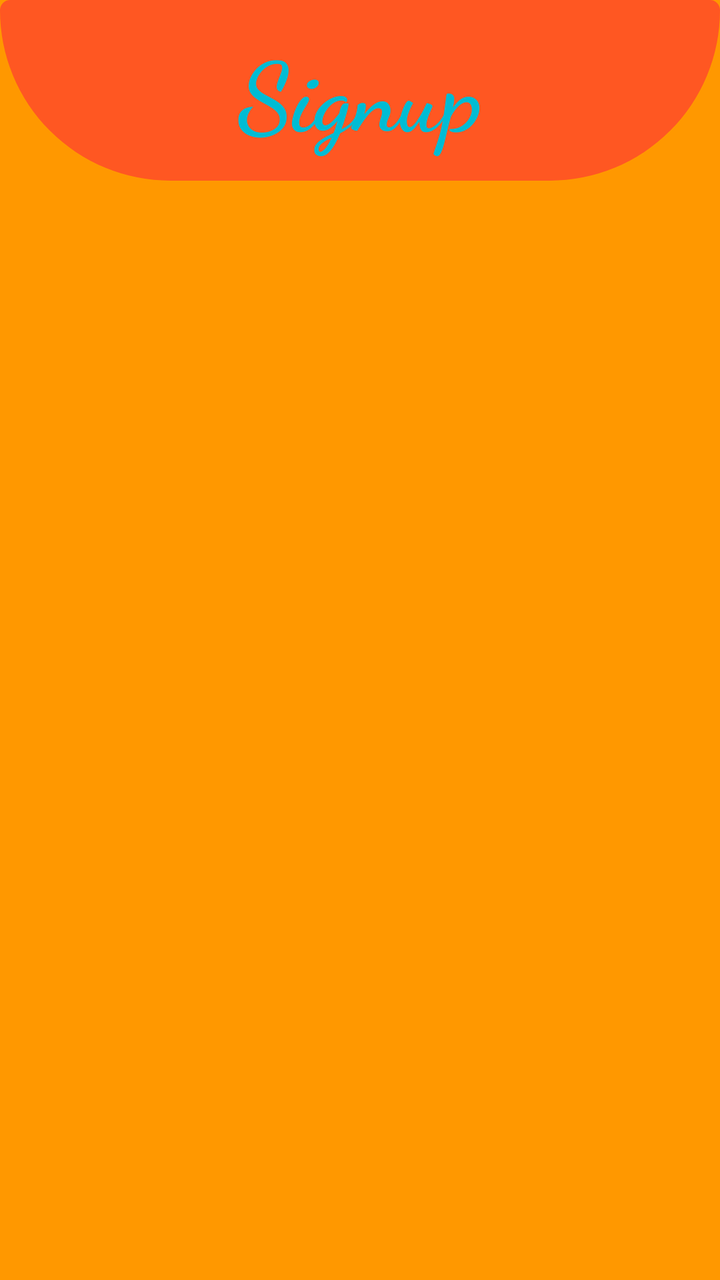
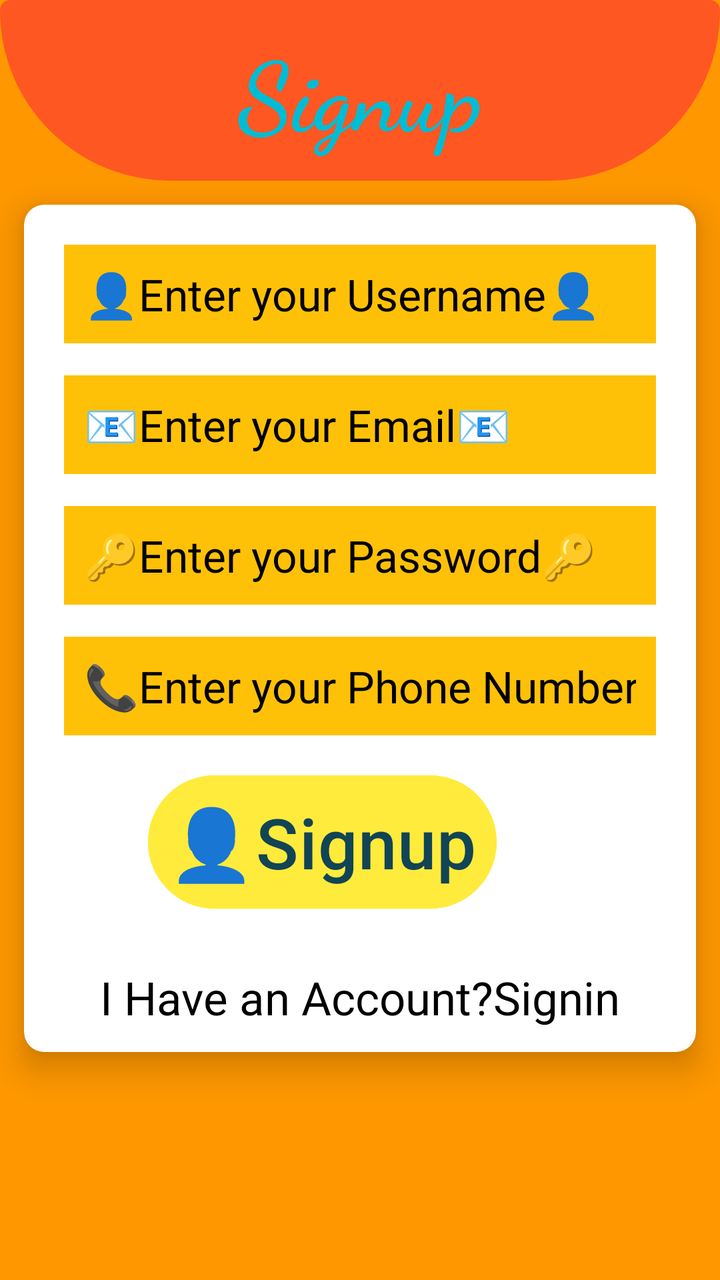

Compare the two renders of this Android layout. The source of the first and the diff that turns it into the second are given below.
<!-- AndroidManifest.xml: application theme Theme.Sokogarden -->
<!-- res/layout/activity_signup.xml -->
<?xml version="1.0" encoding="utf-8"?>
<LinearLayout
    xmlns:android="http://schemas.android.com/apk/res/android"
    xmlns:app="http://schemas.android.com/apk/res-auto"
    xmlns:tools="http://schemas.android.com/tools"
    android:id="@+id/main"
    android:layout_width="match_parent"
    android:layout_height="match_parent"
    android:orientation="vertical"
    android:background="#FF9800"
    tools:context=".Signup">

    <TextView
        android:layout_width="match_parent"
        android:layout_height="wrap_content"
        android:text="Signup"
        android:textSize="48sp"
        android:textAlignment="center"
        android:textStyle="bold"
        android:textColor="#00BCD4"
        android:background="@drawable/shape"
        android:padding="12dp"
        android:fontFamily="cursive"/>


</LinearLayout>
<!-- resources referenced by this layout -->
<resources>
  <!-- drawable shape (drawable) -->
  <?xml version="1.0" encoding="utf-8"?>
  <shape xmlns:android="http://schemas.android.com/apk/res/android">
      <solid
          android:color="#FF5722"/>
      <corners
          android:bottomLeftRadius="500dp"
          android:bottomRightRadius="500dp"
          android:radius="30dp"
  
          />
  </shape>
  <style name="Theme.Sokogarden" parent="Base.Theme.Sokogarden" />
  <style name="Base.Theme.Sokogarden" parent="Theme.Material3.DayNight.NoActionBar">
          
          
      </style>
</resources>

<!-- the commit's change to res/layout/activity_signup.xml (unified diff, before → after) -->
@@ -23,4 +23,107 @@
         android:fontFamily="cursive"/>
 
 
+
+    <androidx.cardview.widget.CardView
+        android:layout_width="match_parent"
+        android:layout_height="wrap_content"
+        app:cardCornerRadius="10dp"
+        app:cardElevation="10dp"
+        android:layout_margin="12dp">
+
+        <LinearLayout
+            android:layout_width="match_parent"
+            android:layout_height="match_parent"
+            android:orientation="vertical"
+            android:padding="12dp">
+
+
+
+
+
+            <EditText
+                android:layout_width="match_parent"
+                android:layout_height="wrap_content"
+                android:hint="👤Enter your Username👤"
+                android:textColorHint="#000"
+                android:textSize="22sp"
+                android:textColor="#000"
+                android:id="@+id/username"
+                android:layout_margin="8dp"
+                android:background="#FFC107"
+                android:padding="10dp"/>
+
+            <EditText
+                android:layout_width="match_parent"
+                android:layout_height="wrap_content"
+                android:hint="📧Enter your Email📧"
+                android:textColorHint="#000"
+                android:textSize="22sp"
+                android:textColor="#000"
+                android:id="@+id/email"
+                android:inputType="textEmailAddress"
+                android:layout_margin="8dp"
+                android:background="#FFC107"
+                android:padding="10dp"/>
+
+            <EditText
+                android:layout_width="match_parent"
+                android:layout_height="wrap_content"
+                android:hint="🔑Enter your Password🔑"
+                android:textColorHint="#000"
+                android:textSize="22sp"
+                android:textColor="#000"
+                android:id="@+id/password"
+                android:layout_margin="8dp"
+                android:background="#FFC107"
+                android:padding="10dp"/>
+
+            <EditText
+                android:layout_width="match_parent"
+                android:layout_height="wrap_content"
+                android:hint="📞Enter your Phone Number📞"
+                android:textColorHint="#000"
+                android:textSize="22sp"
+                android:textColor="#000"
+                android:id="@+id/phone"
+                android:inputType="number"
+                android:layout_margin="8dp"
+                android:background="#FFC107"
+                android:padding="10dp"/>
+
+
+            <Button
+                android:layout_width="wrap_content"
+                android:layout_height="wrap_content"
+                android:text="👤Signup"
+                android:textSize="35dp"
+                android:padding="10dp"
+                android:layout_marginLeft="50dp"
+                android:layout_marginRight="50dp"
+                android:layout_marginTop="8dp"
+                android:textColor="#145"
+                android:backgroundTint="#FFEB3B"
+                android:id="@+id/signupBtn"/>
+
+            <TextView
+                android:layout_width="match_parent"
+                android:layout_height="wrap_content"
+                android:text="I Have an Account?Signin"
+                android:textAlignment="center"
+                android:textSize="23dp"
+                android:layout_marginTop="25sp"
+                android:textColor="#000"
+                android:id="@+id/signintxt"/>
+
+
+
+
+
+
+
+        </LinearLayout>
+
+    </androidx.cardview.widget.CardView>
+
+
 </LinearLayout>
